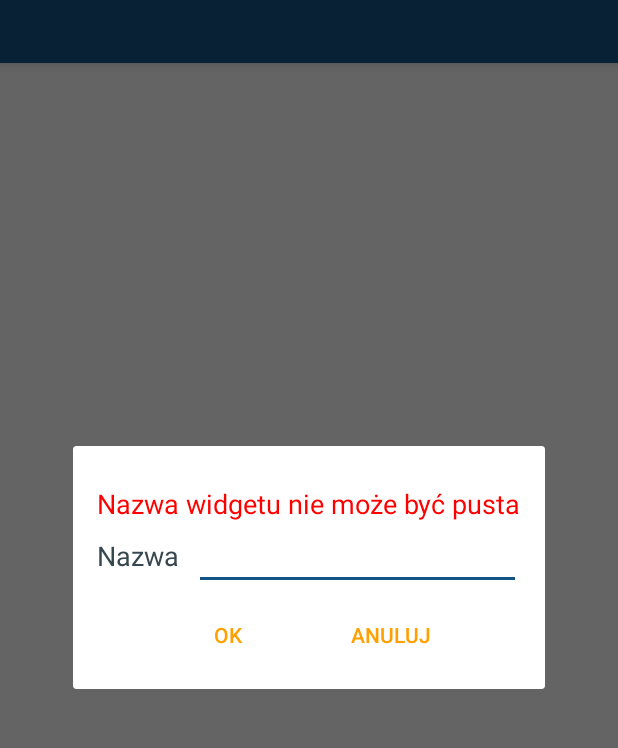
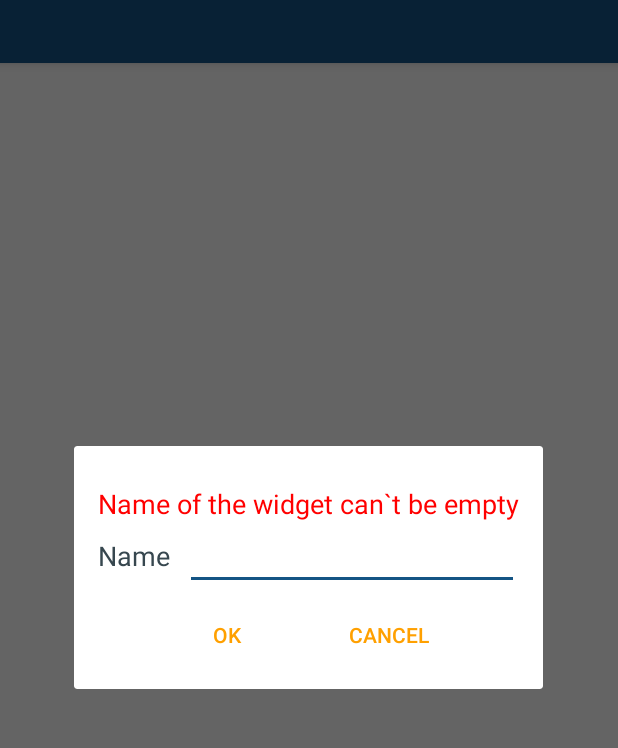
Before and after one commit to matocham/ApplicationBar, an Android app: the fragment EditWidgetDialogFragment placed in its activity, after a tap on "OK", on a phone screen of 412 x 824 dp, the part 50-798 px from its top. Run offline under Robolectric (Android 15) with nearby library versions, the phone set to English and light mode, and no system bars; libraries missing offline, so code that uses them is left out: org.codehaus.jackson; 4 statements that could not run were skipped.

Commit message:
Added translations

```diff
--- a/ApplicationBar/app/src/main/res/values/strings.xml
+++ b/ApplicationBar/app/src/main/res/values/strings.xml
@@ -1,17 +1,17 @@
 <resources>
     <string name="app_name">Application Bar</string>
-    <string name="app_loading_dialog_title">Ładowanie aplikacji</string>
-    <string name="app_loading_dialog_msg">Proszę czekać</string>
-    <string name="widget_no_apps_message">Brak\naplikacji</string>
+    <string name="app_loading_dialog_title">Applications are loading</string>
+    <string name="app_loading_dialog_msg">Please wait</string>
+    <string name="widget_no_apps_message">No\napps</string>
     <string name="dialog_positive_button">OK</string>
-    <string name="no_widget_found">Brak widgetu</string>
+    <string name="no_widget_found">Create widget first</string>
     <string name="edit_widget_menu">Edit widget</string>
-    <string name="no_widget_name">Nazwa widgetu nie może być pusta</string>
-    <string name="widget_name">Nazwa</string>
-    <string name="ok_button_text">Ok</string>
-    <string name="cancel_button_text">Anuluj</string>
-    <string name="widget_edit_title">Edytuj</string>
-    <string name="enter_widget_name">Wpisz nazwę widgetu</string>
-    <string name="add_widget">Dodaj widget</string>
-    <string name="cancel">Anuluj</string>
+    <string name="no_widget_name">Name of the widget can`t be empty</string>
+    <string name="widget_name">Name</string>
+    <string name="ok_button_text">OK</string>
+    <string name="cancel_button_text">Cancel</string>
+    <string name="widget_edit_title">Edit</string>
+    <string name="enter_widget_name">Enter widget name</string>
+    <string name="add_widget">Add widget</string>
+    <string name="cancel">Cancel</string>
 </resources>
```
Also changed, not shown: 1 other file.
